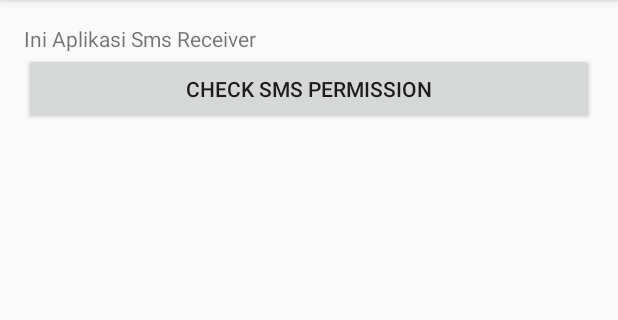
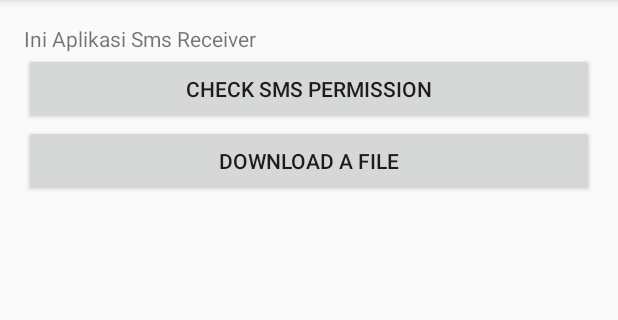
Before and after one commit to roindeyal/LatihanBroadcastAndroid, an Android app: the screen it shows after launch (MainActivity), on a phone screen of 412 x 824 dp, the part 84-404 px from its top. Run offline under Robolectric (Android 15) with nearby library versions, the phone set to English and light mode, and no system bars.

```diff
--- a/app/src/main/java/com/svafvel/software/production/mybroadcastreceiver/MainActivity.java
+++ b/app/src/main/java/com/svafvel/software/production/mybroadcastreceiver/MainActivity.java
@@ -4,15 +4,22 @@ import androidx.annotation.NonNull;
 import androidx.appcompat.app.AppCompatActivity;
 
 import android.Manifest;
+import android.content.BroadcastReceiver;
+import android.content.Context;
+import android.content.Intent;
+import android.content.IntentFilter;
 import android.content.pm.PackageManager;
 import android.os.Bundle;
+import android.util.Log;
 import android.view.View;
 import android.widget.Button;
 import android.widget.Toast;
 
 public class MainActivity extends AppCompatActivity implements View.OnClickListener {
 
-    Button btnCheckPermission;
+    Button btnCheckPermission, btnDownlaod;
+    public static final String ACTION_DOWNLOAD_STATUS = "download_status";
+    private BroadcastReceiver downloadReceiver;
 
     @Override
     protected void onCreate(Bundle savedInstanceState) {
@@ -22,6 +29,19 @@ public class MainActivity extends AppCompatActivity implements View.OnClickListe
         btnCheckPermission = findViewById(R.id.btn_permission);
         btnCheckPermission.setOnClickListener(this);
 
+        btnDownlaod = findViewById(R.id.btn_download);
+        btnDownlaod.setOnClickListener(this);
+
+        downloadReceiver = new BroadcastReceiver() {
+            @Override
+            public void onReceive(Context context, Intent intent) {
+                Log.d(DownloadService.TAG, "Download Selesai");
+                Toast.makeText(context, "Download Selesai", Toast.LENGTH_SHORT).show();
+            }
+        };
+
+        IntentFilter downloadIntentFilter = new IntentFilter(ACTION_DOWNLOAD_STATUS);
+        registerReceiver(downloadReceiver, downloadIntentFilter);
     }
 
     @Override
@@ -30,8 +50,19 @@ public class MainActivity extends AppCompatActivity implements View.OnClickListe
         if(v.getId() == R.id.btn_permission){
             PermissionManager.check(this, Manifest.permission.RECEIVE_SMS, SMS_REQUEST_CODE);
 
+        }else if(v.getId() == R.id.btn_download){
+            Intent downloadServiceIntent = new Intent(this, DownloadService.class);
+            startService(downloadServiceIntent);
         }
 
+    }
+
+    @Override
+    protected void onDestroy(){
+        super.onDestroy();
+        if(downloadReceiver != null){
+            unregisterReceiver(downloadReceiver);
+        }
     }
 
     final int SMS_REQUEST_CODE = 101;
--- a/app/src/main/res/layout/activity_main.xml
+++ b/app/src/main/res/layout/activity_main.xml
@@ -19,4 +19,10 @@
         android:layout_height="wrap_content"
         android:text="@string/check_sms_permission"/>
 
+    <Button
+        android:id="@+id/btn_download"
+        android:layout_width="match_parent"
+        android:layout_height="wrap_content"
+        android:text="@string/download_file"/>
+
 </LinearLayout>
```
Also changed, not shown: app/src/main/AndroidManifest.xml (+8 -2 lines), app/src/main/java/com/svafvel/software/production/mybroadcastreceiver/DownloadService.java (added, +93 -0 lines).
